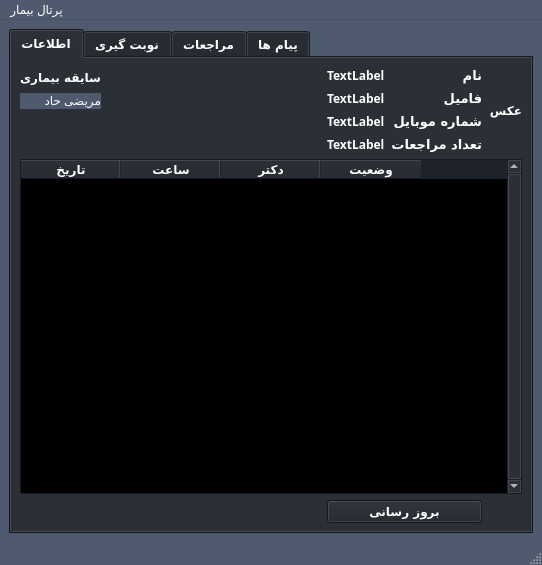
elsobhano/python_AP_fina, file PatPortal.ui: the form before one commit.
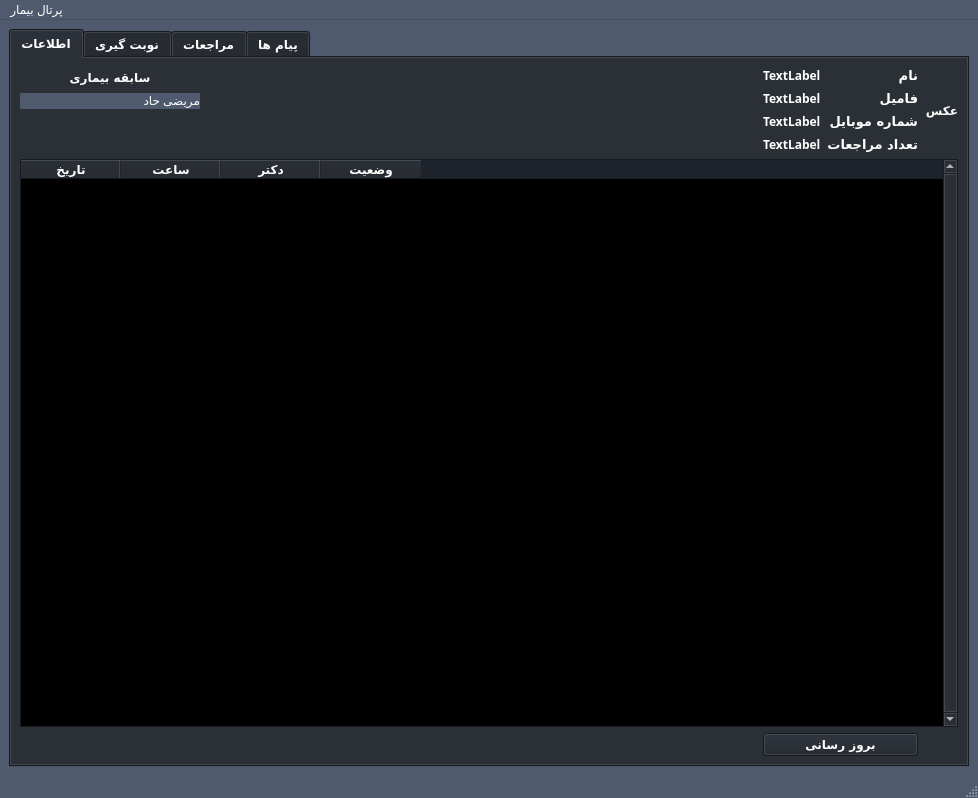
The form after the commit. The open tabs and pages were chosen to show the change.

Commit message: omid change design all the portals

```diff
--- a/PatPortal.ui
+++ b/PatPortal.ui
@@ -6,8 +6,8 @@
    <rect>
     <x>0</x>
     <y>0</y>
-    <width>542</width>
-    <height>565</height>
+    <width>978</width>
+    <height>798</height>
    </rect>
   </property>
   <property name="sizePolicy">
@@ -16,6 +16,12 @@
     <verstretch>0</verstretch>
    </sizepolicy>
   </property>
+  <property name="maximumSize">
+   <size>
+    <width>16777215</width>
+    <height>16777215</height>
+   </size>
+  </property>
   <property name="palette">
    <palette>
     <active>
@@ -154,6 +160,15 @@
        </color>
       </brush>
      </colorrole>
+     <colorrole role="PlaceholderText">
+      <brush brushstyle="NoBrush">
+       <color alpha="128">
+        <red>255</red>
+        <green>255</green>
+        <blue>255</blue>
+       </color>
+      </brush>
+     </colorrole>
     </active>
     <inactive>
      <colorrole role="WindowText">
@@ -291,6 +306,15 @@
        </color>
       </brush>
      </colorrole>
+     <colorrole role="PlaceholderText">
+      <brush brushstyle="NoBrush">
+       <color alpha="128">
+        <red>255</red>
+        <green>255</green>
+        <blue>255</blue>
+       </color>
+      </brush>
+     </colorrole>
     </inactive>
     <disabled>
      <colorrole role="WindowText">
@@ -428,6 +452,15 @@
        </color>
       </brush>
      </colorrole>
+     <colorrole role="PlaceholderText">
+      <brush brushstyle="NoBrush">
+       <color alpha="128">
+        <red>255</red>
+        <green>255</green>
+        <blue>255</blue>
+       </color>
+      </brush>
+     </colorrole>
     </disabled>
    </palette>
   </property>
@@ -576,6 +609,15 @@
            </color>
           </brush>
          </colorrole>
+         <colorrole role="PlaceholderText">
+          <brush brushstyle="NoBrush">
+           <color alpha="128">
+            <red>255</red>
+            <green>255</green>
+            <blue>255</blue>
+           </color>
+          </brush>
+         </colorrole>
         </active>
         <inactive>
          <colorrole role="WindowText">
@@ -713,6 +755,15 @@
            </color>
           </brush>
          </colorrole>
+         <colorrole role="PlaceholderText">
+          <brush brushstyle="NoBrush">
+           <color alpha="128">
+            <red>255</red>
+            <green>255</green>
+            <blue>255</blue>
+           </color>
+          </brush>
+         </colorrole>
         </inactive>
         <disabled>
          <colorrole role="WindowText">
@@ -850,6 +901,15 @@
            </color>
           </brush>
          </colorrole>
+         <colorrole role="PlaceholderText">
+          <brush brushstyle="NoBrush">
+           <color alpha="128">
+            <red>255</red>
+            <green>255</green>
+            <blue>255</blue>
+           </color>
+          </brush>
+         </colorrole>
         </disabled>
        </palette>
       </property>
@@ -865,7 +925,7 @@
        <string notr="true"/>
       </property>
       <property name="currentIndex">
-       <number>3</number>
+       <number>0</number>
       </property>
       <widget class="QWidget" name="tab">
        <attribute name="title">
@@ -874,6 +934,19 @@
        <layout class="QVBoxLayout" name="verticalLayout_3">
         <item>
          <layout class="QGridLayout" name="gridLayout_2">
+          <item row="0" column="1">
+           <spacer name="horizontalSpacer_3">
+            <property name="orientation">
+             <enum>Qt::Horizontal</enum>
+            </property>
+            <property name="sizeHint" stdset="0">
+             <size>
+              <width>40</width>
+              <height>20</height>
+             </size>
+            </property>
+           </spacer>
+          </item>
           <item row="5" column="4">
            <widget class="QPushButton" name="updateButton">
             <property name="text">
@@ -881,31 +954,466 @@
             </property>
            </widget>
           </item>
-          <item row="0" column="3">
-           <spacer name="horizontalSpacer">
-            <property name="orientation">
-             <enum>Qt::Horizontal</enum>
+          <item row="1" column="0">
+           <widget class="QLabel" name="resumelabel">
+            <property name="sizePolicy">
+             <sizepolicy hsizetype="Expanding" vsizetype="Preferred">
+              <horstretch>0</horstretch>
+              <verstretch>0</verstretch>
+             </sizepolicy>
             </property>
-            <property name="sizeHint" stdset="0">
-             <size>
-              <width>40</width>
-              <height>20</height>
-             </size>
+            <property name="palette">
+             <palette>
+              <active>
+               <colorrole role="WindowText">
+                <brush brushstyle="SolidPattern">
+                 <color alpha="255">
+                  <red>255</red>
+                  <green>255</green>
+                  <blue>255</blue>
+                 </color>
+                </brush>
+               </colorrole>
+               <colorrole role="Button">
+                <brush brushstyle="SolidPattern">
+                 <color alpha="255">
+                  <red>79</red>
+                  <green>90</green>
+                  <blue>111</blue>
+                 </color>
+                </brush>
+               </colorrole>
+               <colorrole role="Light">
+                <brush brushstyle="SolidPattern">
+                 <color alpha="255">
+                  <red>123</red>
+                  <green>141</green>
+                  <blue>174</blue>
+                 </color>
+                </brush>
+               </colorrole>
+               <colorrole role="Midlight">
+                <brush brushstyle="SolidPattern">
+                 <color alpha="255">
+                  <red>102</red>
+                  <green>117</green>
+                  <blue>145</blue>
+                 </color>
+                </brush>
+               </colorrole>
+               <colorrole role="Dark">
+                <brush brushstyle="SolidPattern">
+                 <color alpha="255">
+                  <red>41</red>
+                  <green>47</green>
+                  <blue>58</blue>
+                 </color>
+                </brush>
+               </colorrole>
+               <colorrole role="Mid">
+                <brush brushstyle="SolidPattern">
+                 <color alpha="255">
+                  <red>55</red>
+                  <green>63</green>
+                  <blue>77</blue>
+                 </color>
+                </brush>
+               </colorrole>
+               <colorrole role="Text">
+                <brush brushstyle="SolidPattern">
+                 <color alpha="255">
+                  <red>255</red>
+                  <green>255</green>
+                  <blue>255</blue>
+                 </color>
+                </brush>
+               </colorrole>
+               <colorrole role="BrightText">
+                <brush brushstyle="SolidPattern">
+                 <color alpha="255">
+                  <red>255</red>
+                  <green>255</green>
+                  <blue>255</blue>
+                 </color>
+                </brush>
+               </colorrole>
+               <colorrole role="ButtonText">
+                <brush brushstyle="SolidPattern">
+                 <color alpha="255">
+                  <red>255</red>
+                  <green>255</green>
+                  <blue>255</blue>
+                 </color>
+                </brush>
+               </colorrole>
+               <colorrole role="Base">
+                <brush brushstyle="SolidPattern">
+                 <color alpha="255">
+                  <red>79</red>
+                  <green>90</green>
+                  <blue>111</blue>
+                 </color>
+                </brush>
+               </colorrole>
+               <colorrole role="Window">
+                <brush brushstyle="SolidPattern">
+                 <color alpha="255">
+                  <red>79</red>
+                  <green>90</green>
+                  <blue>111</blue>
+                 </color>
+                </brush>
+               </colorrole>
+               <colorrole role="Shadow">
+                <brush brushstyle="SolidPattern">
+                 <color alpha="255">
+                  <red>0</red>
+                  <green>0</green>
+                  <blue>0</blue>
+                 </color>
+                </brush>
+               </colorrole>
+               <colorrole role="AlternateBase">
+                <brush brushstyle="SolidPattern">
+                 <color alpha="255">
+                  <red>41</red>
+                  <green>47</green>
+                  <blue>58</blue>
+                 </color>
+                </brush>
+               </colorrole>
+               <colorrole role="ToolTipBase">
+                <brush brushstyle="SolidPattern">
+                 <color alpha="255">
+                  <red>255</red>
+                  <green>255</green>
+                  <blue>220</blue>
+                 </color>
+                </brush>
+               </colorrole>
+               <colorrole role="ToolTipText">
+                <brush brushstyle="SolidPattern">
+                 <color alpha="255">
+                  <red>0</red>
+                  <green>0</green>
+                  <blue>0</blue>
+                 </color>
+                </brush>
+               </colorrole>
+               <colorrole role="PlaceholderText">
+                <brush brushstyle="NoBrush">
+                 <color alpha="128">
+                  <red>255</red>
+                  <green>255</green>
+                  <blue>255</blue>
+                 </color>
+                </brush>
+               </colorrole>
+              </active>
+              <inactive>
+               <colorrole role="WindowText">
+                <brush brushstyle="SolidPattern">
+                 <color alpha="255">
+                  <red>255</red>
+                  <green>255</green>
+                  <blue>255</blue>
+                 </color>
+                </brush>
+               </colorrole>
+               <colorrole role="Button">
+                <brush brushstyle="SolidPattern">
+                 <color alpha="255">
+                  <red>79</red>
+                  <green>90</green>
+                  <blue>111</blue>
+                 </color>
+                </brush>
+               </colorrole>
+               <colorrole role="Light">
+                <brush brushstyle="SolidPattern">
+                 <color alpha="255">
+                  <red>123</red>
+                  <green>141</green>
+                  <blue>174</blue>
+                 </color>
+                </brush>
+               </colorrole>
+               <colorrole role="Midlight">
+                <brush brushstyle="SolidPattern">
+                 <color alpha="255">
+                  <red>102</red>
+                  <green>117</green>
+                  <blue>145</blue>
+                 </color>
+                </brush>
+               </colorrole>
+               <colorrole role="Dark">
+                <brush brushstyle="SolidPattern">
+                 <color alpha="255">
+                  <red>41</red>
+                  <green>47</green>
+                  <blue>58</blue>
+                 </color>
+                </brush>
+               </colorrole>
+               <colorrole role="Mid">
+                <brush brushstyle="SolidPattern">
+                 <color alpha="255">
+                  <red>55</red>
+                  <green>63</green>
+                  <blue>77</blue>
+                 </color>
+                </brush>
+               </colorrole>
+               <colorrole role="Text">
+                <brush brushstyle="SolidPattern">
+                 <color alpha="255">
+                  <red>255</red>
+                  <green>255</green>
+                  <blue>255</blue>
+                 </color>
+                </brush>
+               </colorrole>
+               <colorrole role="BrightText">
+                <brush brushstyle="SolidPattern">
+                 <color alpha="255">
+                  <red>255</red>
+                  <green>255</green>
+                  <blue>255</blue>
+                 </color>
+                </brush>
+               </colorrole>
+               <colorrole role="ButtonText">
+                <brush brushstyle="SolidPattern">
+                 <color alpha="255">
+                  <red>255</red>
+                  <green>255</green>
+                  <blue>255</blue>
+                 </color>
+                </brush>
+               </colorrole>
+               <colorrole role="Base">
+                <brush brushstyle="SolidPattern">
+                 <color alpha="255">
+                  <red>79</red>
+                  <green>90</green>
+                  <blue>111</blue>
+                 </color>
+                </brush>
+               </colorrole>
+               <colorrole role="Window">
+                <brush brushstyle="SolidPattern">
+                 <color alpha="255">
+                  <red>79</red>
+                  <green>90</green>
+                  <blue>111</blue>
+                 </color>
+                </brush>
+               </colorrole>
+               <colorrole role="Shadow">
+                <brush brushstyle="SolidPattern">
+                 <color alpha="255">
+                  <red>0</red>
+                  <green>0</green>
+                  <blue>0</blue>
+                 </color>
+                </brush>
+               </colorrole>
+               <colorrole role="AlternateBase">
+                <brush brushstyle="SolidPattern">
+                 <color alpha="255">
+                  <red>41</red>
+                  <green>47</green>
+                  <blue>58</blue>
+                 </color>
+                </brush>
+               </colorrole>
+               <colorrole role="ToolTipBase">
+                <brush brushstyle="SolidPattern">
+                 <color alpha="255">
+                  <red>255</red>
+                  <green>255</green>
+                  <blue>220</blue>
+                 </color>
+                </brush>
+               </colorrole>
+               <colorrole role="ToolTipText">
+                <brush brushstyle="SolidPattern">
+                 <color alpha="255">
+                  <red>0</red>
+                  <green>0</green>
+                  <blue>0</blue>
+                 </color>
+                </brush>
+               </colorrole>
+               <colorrole role="PlaceholderText">
+                <brush brushstyle="NoBrush">
+                 <color alpha="128">
+                  <red>255</red>
+                  <green>255</green>
+                  <blue>255</blue>
+                 </color>
+                </brush>
+               </colorrole>
+              </inactive>
+              <disabled>
+               <colorrole role="WindowText">
+                <brush brushstyle="SolidPattern">
+                 <color alpha="255">
+                  <red>41</red>
+                  <green>47</green>
+                  <blue>58</blue>
+                 </color>
+                </brush>
+               </colorrole>
+               <colorrole role="Button">
+                <brush brushstyle="SolidPattern">
+                 <color alpha="255">
+                  <red>79</red>
+                  <green>90</green>
+                  <blue>111</blue>
+                 </color>
+                </brush>
+               </colorrole>
+               <colorrole role="Light">
+                <brush brushstyle="SolidPattern">
+                 <color alpha="255">
+                  <red>123</red>
+                  <green>141</green>
+                  <blue>174</blue>
+                 </color>
+                </brush>
+               </colorrole>
+               <colorrole role="Midlight">
+                <brush brushstyle="SolidPattern">
+                 <color alpha="255">
+                  <red>102</red>
+                  <green>117</green>
+                  <blue>145</blue>
+                 </color>
+                </brush>
+               </colorrole>
+               <colorrole role="Dark">
+                <brush brushstyle="SolidPattern">
+                 <color alpha="255">
+                  <red>41</red>
+                  <green>47</green>
+                  <blue>58</blue>
+                 </color>
+                </brush>
+               </colorrole>
+               <colorrole role="Mid">
+                <brush brushstyle="SolidPattern">
+                 <color alpha="255">
+                  <red>55</red>
+                  <green>63</green>
+                  <blue>77</blue>
+                 </color>
+                </brush>
+               </colorrole>
+               <colorrole role="Text">
+                <brush brushstyle="SolidPattern">
+                 <color alpha="255">
+                  <red>41</red>
+                  <green>47</green>
+                  <blue>58</blue>
+                 </color>
+                </brush>
+               </colorrole>
+               <colorrole role="BrightText">
+                <brush brushstyle="SolidPattern">
+                 <color alpha="255">
+                  <red>255</red>
+                  <green>255</green>
+                  <blue>255</blue>
+                 </color>
+                </brush>
+               </colorrole>
+               <colorrole role="ButtonText">
+                <brush brushstyle="SolidPattern">
+                 <color alpha="255">
+                  <red>41</red>
+                  <green>47</green>
+                  <blue>58</blue>
+                 </color>
+                </brush>
+               </colorrole>
+               <colorrole role="Base">
+                <brush brushstyle="SolidPattern">
+                 <color alpha="255">
+                  <red>79</red>
+                  <green>90</green>
+                  <blue>111</blue>
+                 </color>
+                </brush>
+               </colorrole>
+               <colorrole role="Window">
+                <brush brushstyle="SolidPattern">
+                 <color alpha="255">
+                  <red>79</red>
+                  <green>90</green>
+                  <blue>111</blue>
+                 </color>
+                </brush>
+               </colorrole>
+               <colorrole role="Shadow">
+                <brush brushstyle="SolidPattern">
+                 <color alpha="255">
+                  <red>0</red>
+                  <green>0</green>
+                  <blue>0</blue>
+                 </color>
+                </brush>
+               </colorrole>
+               <colorrole role="AlternateBase">
+                <brush brushstyle="SolidPattern">
+                 <color alpha="255">
+                  <red>82</red>
+                  <green>94</green>
+                  <blue>116</blue>
+                 </color>
+                </brush>
+               </colorrole>
+               <colorrole role="ToolTipBase">
+                <brush brushstyle="SolidPattern">
+                 <color alpha="255">
+                  <red>255</red>
+                  <green>255</green>
+                  <blue>220</blue>
+                 </color>
+                </brush>
+               </colorrole>
+               <colorrole role="ToolTipText">
+                <brush brushstyle="SolidPattern">
+                 <color alpha="255">
+                  <red>0</red>
+                  <green>0</green>
+                  <blue>0</blue>
+                 </color>
+                </brush>
+               </colorrole>
+               <colorrole role="PlaceholderText">
+                <brush brushstyle="NoBrush">
+                 <color alpha="128">
+                  <red>255</red>
+                  <green>255</green>
+                  <blue>255</blue>
+                 </color>
+                </brush>
+               </colorrole>
+              </disabled>
+             </palette>
             </property>
-           </spacer>
-          </item>
-          <item row="0" column="2">
-           <spacer name="horizontalSpacer_2">
-            <property name="orientation">
-             <enum>Qt::Horizontal</enum>
+            <property name="styleSheet">
+             <string notr="true">background-color: rgb(79, 90, 111);</string>
             </property>
-            <property name="sizeHint" stdset="0">
-             <size>
-              <width>40</width>
-              <height>20</height>
-             </size>
+            <property name="text">
+             <string>مریضی حاد</string>
             </property>
-           </spacer>
+            <property name="alignment">
+             <set>Qt::AlignLeading|Qt::AlignLeft|Qt::AlignTop</set>
+            </property>
+           </widget>
           </item>
           <item row="0" column="0">
            <widget class="QLabel" name="label_8">
@@ -918,7 +1426,7 @@
              </font>
             </property>
             <property name="text">
-             <string>سایقه بیماری</string>
+             <string>سابقه بیماری</string>
             </property>
             <property name="alignment">
              <set>Qt::AlignCenter</set>
@@ -1033,8 +1541,52 @@
             </item>
            </layout>
           </item>
+          <item row="0" column="3">
+           <spacer name="horizontalSpacer">
+            <property name="orientation">
+             <enum>Qt::Horizontal</enum>
+            </property>
+            <property name="sizeHint" stdset="0">
+             <size>
+              <width>40</width>
+              <height>20</height>
+             </size>
+            </property>
+           </spacer>
+          </item>
+          <item row="0" column="2">
+           <spacer name="horizontalSpacer_2">
+            <property name="orientation">
+             <enum>Qt::Horizontal</enum>
+            </property>
+            <property name="sizeHint" stdset="0">
+             <size>
+              <width>40</width>
+              <height>20</height>
+             </size>
+            </property>
+           </spacer>
+          </item>
           <item row="0" column="5" rowspan="4">
            <widget class="QLabel" name="piclabel">
+            <property name="sizePolicy">
+             <sizepolicy hsizetype="Fixed" vsizetype="Fixed">
+              <horstretch>0</horstretch>
+              <verstretch>0</verstretch>
+             </sizepolicy>
+            </property>
+            <property name="minimumSize">
+             <size>
+              <width>0</width>
+              <height>0</height>
+             </size>
+            </property>
+            <property name="maximumSize">
+             <size>
+              <width>400</width>
+              <height>400</height>
+             </size>
+            </property>
             <property name="text">
              <string>عکس</string>
             </property>
@@ -1081,453 +1633,6 @@
             </column>
            </widget>
           </item>
-          <item row="0" column="1">
-           <spacer name="horizontalSpacer_3">
-            <property name="orientation">
-             <enum>Qt::Horizontal</enum>
-            </property>
-            <property name="sizeHint" stdset="0">
-             <size>
-              <width>40</width>
-              <height>20</height>
-             </size>
-            </property>
-           </spacer>
-          </item>
-          <item row="1" column="0">
-           <widget class="QLabel" name="resumelabel">
-            <property name="sizePolicy">
-             <sizepolicy hsizetype="Expanding" vsizetype="Preferred">
-              <horstretch>0</horstretch>
-              <verstretch>0</verstretch>
-             </sizepolicy>
-            </property>
-            <property name="palette">
-             <palette>
-              <active>
-               <colorrole role="WindowText">
-                <brush brushstyle="SolidPattern">
-                 <color alpha="255">
-                  <red>255</red>
-                  <green>255</green>
-                  <blue>255</blue>
-                 </color>
-                </brush>
-               </colorrole>
-               <colorrole role="Button">
-                <brush brushstyle="SolidPattern">
-                 <color alpha="255">
-                  <red>79</red>
-                  <green>90</green>
-                  <blue>111</blue>
-                 </color>
-                </brush>
-               </colorrole>
-               <colorrole role="Light">
-                <brush brushstyle="SolidPattern">
-                 <color alpha="255">
-                  <red>123</red>
-                  <green>141</green>
-                  <blue>174</blue>
-                 </color>
-                </brush>
-               </colorrole>
-               <colorrole role="Midlight">
-                <brush brushstyle="SolidPattern">
-                 <color alpha="255">
-                  <red>102</red>
-                  <green>117</green>
-                  <blue>145</blue>
-                 </color>
-                </brush>
-               </colorrole>
-               <colorrole role="Dark">
-                <brush brushstyle="SolidPattern">
-                 <color alpha="255">
-                  <red>41</red>
-                  <green>47</green>
-                  <blue>58</blue>
-                 </color>
-                </brush>
-               </colorrole>
-               <colorrole role="Mid">
-                <brush brushstyle="SolidPattern">
-                 <color alpha="255">
-                  <red>55</red>
-                  <green>63</green>
-                  <blue>77</blue>
-                 </color>
-                </brush>
-               </colorrole>
-               <colorrole role="Text">
-                <brush brushstyle="SolidPattern">
-                 <color alpha="255">
-                  <red>255</red>
-                  <green>255</green>
-                  <blue>255</blue>
-                 </color>
-                </brush>
-               </colorrole>
-               <colorrole role="BrightText">
-                <brush brushstyle="SolidPattern">
-                 <color alpha="255">
-                  <red>255</red>
-                  <green>255</green>
-                  <blue>255</blue>
-                 </color>
-                </brush>
-               </colorrole>
-               <colorrole role="ButtonText">
-                <brush brushstyle="SolidPattern">
-                 <color alpha="255">
-                  <red>255</red>
-                  <green>255</green>
-                  <blue>255</blue>
-                 </color>
-                </brush>
-               </colorrole>
-               <colorrole role="Base">
-                <brush brushstyle="SolidPattern">
-                 <color alpha="255">
-                  <red>79</red>
-                  <green>90</green>
-                  <blue>111</blue>
-                 </color>
-                </brush>
-               </colorrole>
-               <colorrole role="Window">
-                <brush brushstyle="SolidPattern">
-                 <color alpha="255">
-                  <red>79</red>
-                  <green>90</green>
-                  <blue>111</blue>
-                 </color>
-                </brush>
-               </colorrole>
-               <colorrole role="Shadow">
-                <brush brushstyle="SolidPattern">
-                 <color alpha="255">
-                  <red>0</red>
-                  <green>0</green>
-                  <blue>0</blue>
-                 </color>
-                </brush>
-               </colorrole>
-               <colorrole role="AlternateBase">
-                <brush brushstyle="SolidPattern">
-                 <color alpha="255">
-                  <red>41</red>
-                  <green>47</green>
-                  <blue>58</blue>
-                 </color>
-                </brush>
-               </colorrole>
-               <colorrole role="ToolTipBase">
-                <brush brushstyle="SolidPattern">
-                 <color alpha="255">
-                  <red>255</red>
-                  <green>255</green>
-                  <blue>220</blue>
-                 </color>
-                </brush>
-               </colorrole>
-               <colorrole role="ToolTipText">
-                <brush brushstyle="SolidPattern">
-                 <color alpha="255">
-                  <red>0</red>
-                  <green>0</green>
-                  <blue>0</blue>
-                 </color>
-                </brush>
-               </colorrole>
-              </active>
-              <inactive>
-               <colorrole role="WindowText">
-                <brush brushstyle="SolidPattern">
-                 <color alpha="255">
-                  <red>255</red>
-                  <green>255</green>
-                  <blue>255</blue>
-                 </color>
-                </brush>
-               </colorrole>
-               <colorrole role="Button">
-                <brush brushstyle="SolidPattern">
-                 <color alpha="255">
-                  <red>79</red>
-                  <green>90</green>
-                  <blue>111</blue>
-                 </color>
-                </brush>
-               </colorrole>
-               <colorrole role="Light">
-                <brush brushstyle="SolidPattern">
-                 <color alpha="255">
-                  <red>123</red>
-                  <green>141</green>
-                  <blue>174</blue>
-                 </color>
-                </brush>
-               </colorrole>
-               <colorrole role="Midlight">
-                <brush brushstyle="SolidPattern">
-                 <color alpha="255">
-                  <red>102</red>
-                  <green>117</green>
-                  <blue>145</blue>
-                 </color>
-                </brush>
-               </colorrole>
-               <colorrole role="Dark">
-                <brush brushstyle="SolidPattern">
-                 <color alpha="255">
-                  <red>41</red>
-                  <green>47</green>
-                  <blue>58</blue>
-                 </color>
-                </brush>
-               </colorrole>
-               <colorrole role="Mid">
-                <brush brushstyle="SolidPattern">
-                 <color alpha="255">
-                  <red>55</red>
-                  <green>63</green>
-                  <blue>77</blue>
-                 </color>
-                </brush>
-               </colorrole>
-               <colorrole role="Text">
-                <brush brushstyle="SolidPattern">
-                 <color alpha="255">
-                  <red>255</red>
-                  <green>255</green>
-                  <blue>255</blue>
-                 </color>
-                </brush>
-               </colorrole>
-               <colorrole role="BrightText">
-                <brush brushstyle="SolidPattern">
-                 <color alpha="255">
-                  <red>255</red>
-                  <green>255</green>
-                  <blue>255</blue>
-                 </color>
-                </brush>
-               </colorrole>
-               <colorrole role="ButtonText">
-                <brush brushstyle="SolidPattern">
-                 <color alpha="255">
-                  <red>255</red>
-                  <green>255</green>
-                  <blue>255</blue>
-                 </color>
-                </brush>
-               </colorrole>
-               <colorrole role="Base">
-                <brush brushstyle="SolidPattern">
-                 <color alpha="255">
-                  <red>79</red>
-                  <green>90</green>
-                  <blue>111</blue>
-                 </color>
-                </brush>
-               </colorrole>
-               <colorrole role="Window">
-                <brush brushstyle="SolidPattern">
-                 <color alpha="255">
-                  <red>79</red>
-                  <green>90</green>
-                  <blue>111</blue>
-                 </color>
-                </brush>
-               </colorrole>
-               <colorrole role="Shadow">
-                <brush brushstyle="SolidPattern">
-                 <color alpha="255">
-                  <red>0</red>
-                  <green>0</green>
-                  <blue>0</blue>
-                 </color>
-                </brush>
-               </colorrole>
-               <colorrole role="AlternateBase">
-                <brush brushstyle="SolidPattern">
-                 <color alpha="255">
-                  <red>41</red>
-                  <green>47</green>
-                  <blue>58</blue>
-                 </color>
-                </brush>
-               </colorrole>
-               <colorrole role="ToolTipBase">
-                <brush brushstyle="SolidPattern">
-                 <color alpha="255">
-                  <red>255</red>
-                  <green>255</green>
-                  <blue>220</blue>
-                 </color>
-                </brush>
-               </colorrole>
-               <colorrole role="ToolTipText">
-                <brush brushstyle="SolidPattern">
-                 <color alpha="255">
-                  <red>0</red>
-                  <green>0</green>
-                  <blue>0</blue>
-                 </color>
-                </brush>
-               </colorrole>
-              </inactive>
-              <disabled>
-               <colorrole role="WindowText">
-                <brush brushstyle="SolidPattern">
-                 <color alpha="255">
-                  <red>41</red>
-                  <green>47</green>
-                  <blue>58</blue>
-                 </color>
-                </brush>
-               </colorrole>
-               <colorrole role="Button">
-                <brush brushstyle="SolidPattern">
-                 <color alpha="255">
-                  <red>79</red>
-                  <green>90</green>
-                  <blue>111</blue>
-                 </color>
-                </brush>
-               </colorrole>
-               <colorrole role="Light">
-                <brush brushstyle="SolidPattern">
-                 <color alpha="255">
-                  <red>123</red>
-                  <green>141</green>
-                  <blue>174</blue>
-                 </color>
-                </brush>
-               </colorrole>
-               <colorrole role="Midlight">
-                <brush brushstyle="SolidPattern">
-                 <color alpha="255">
-                  <red>102</red>
-                  <green>117</green>
-                  <blue>145</blue>
-                 </color>
-                </brush>
-               </colorrole>
-               <colorrole role="Dark">
-                <brush brushstyle="SolidPattern">
-                 <color alpha="255">
-                  <red>41</red>
-                  <green>47</green>
-                  <blue>58</blue>
-                 </color>
-                </brush>
-               </colorrole>
-               <colorrole role="Mid">
-                <brush brushstyle="SolidPattern">
-                 <color alpha="255">
-                  <red>55</red>
-                  <green>63</green>
-                  <blue>77</blue>
-                 </color>
-                </brush>
-               </colorrole>
-               <colorrole role="Text">
-                <brush brushstyle="SolidPattern">
-                 <color alpha="255">
-                  <red>41</red>
-                  <green>47</green>
-                  <blue>58</blue>
-                 </color>
-                </brush>
-               </colorrole>
-               <colorrole role="BrightText">
-                <brush brushstyle="SolidPattern">
-                 <color alpha="255">
-                  <red>255</red>
-                  <green>255</green>
-                  <blue>255</blue>
-                 </color>
-                </brush>
-               </colorrole>
-               <colorrole role="ButtonText">
-                <brush brushstyle="SolidPattern">
-                 <color alpha="255">
-                  <red>41</red>
-                  <green>47</green>
-                  <blue>58</blue>
-                 </color>
-                </brush>
-               </colorrole>
-               <colorrole role="Base">
-                <brush brushstyle="SolidPattern">
-                 <color alpha="255">
-                  <red>79</red>
-                  <green>90</green>
-                  <blue>111</blue>
-                 </color>
-                </brush>
-               </colorrole>
-               <colorrole role="Window">
-                <brush brushstyle="SolidPattern">
-                 <color alpha="255">
-                  <red>79</red>
-                  <green>90</green>
-                  <blue>111</blue>
-                 </color>
-                </brush>
-               </colorrole>
-               <colorrole role="Shadow">
-                <brush brushstyle="SolidPattern">
-                 <color alpha="255">
-                  <red>0</red>
-                  <green>0</green>
-                  <blue>0</blue>
-                 </color>
-                </brush>
-               </colorrole>
-               <colorrole role="AlternateBase">
-                <brush brushstyle="SolidPattern">
-                 <color alpha="255">
-                  <red>82</red>
-                  <green>94</green>
-                  <blue>116</blue>
-                 </color>
-                </brush>
-               </colorrole>
-               <colorrole role="ToolTipBase">
-                <brush brushstyle="SolidPattern">
-                 <color alpha="255">
-                  <red>255</red>
-                  <green>255</green>
-                  <blue>220</blue>
-                 </color>
-                </brush>
-               </colorrole>
-               <colorrole role="ToolTipText">
-                <brush brushstyle="SolidPattern">
-                 <color alpha="255">
-                  <red>0</red>
-                  <green>0</green>
-                  <blue>0</blue>
-                 </color>
-                </brush>
-               </colorrole>
-              </disabled>
-             </palette>
-            </property>
-            <property name="styleSheet">
-             <string notr="true">background-color: rgb(79, 90, 111);</string>
-            </property>
-            <property name="text">
-             <string>مریضی حاد</string>
-            </property>
-            <property name="alignment">
-             <set>Qt::AlignLeading|Qt::AlignLeft|Qt::AlignTop</set>
-            </property>
-           </widget>
-          </item>
          </layout>
         </item>
        </layout>
@@ -1883,8 +1988,8 @@
             <rect>
              <x>0</x>
              <y>0</y>
-             <width>498</width>
-             <height>452</height>
+             <width>1020</width>
+             <height>692</height>
             </rect>
            </property>
            <layout class="QGridLayout" name="gridLayout">
@@ -1901,34 +2006,30 @@
        <attribute name="title">
         <string>پیام ها</string>
        </attribute>
-       <widget class="QScrollArea" name="scrollArea_2">
-        <property name="geometry">
-         <rect>
-          <x>10</x>
-          <y>10</y>
-          <width>491</width>
-          <height>441</height>
-         </rect>
-        </property>
-        <property name="widgetResizable">
-         <bool>true</bool>
-        </property>
-        <widget class="QWidget" name="scrollAreaWidgetContents_2">
-         <property name="geometry">
-          <rect>
-           <x>0</x>
-           <y>0</y>
-           <width>489</width>
-           <height>439</height>
-          </rect>
-         </property>
-         <layout class="QGridLayout" name="gridLayout_4">
-          <item row="0" column="0">
-           <layout class="QGridLayout" name="grid2"/>
-          </item>
-         </layout>
-        </widget>
-       </widget>
+       <layout class="QVBoxLayout" name="verticalLayout_6">
+        <item>
+         <widget class="QScrollArea" name="scrollArea_2">
+          <property name="widgetResizable">
+           <bool>true</bool>
+          </property>
+          <widget class="QWidget" name="scrollAreaWidgetContents_2">
+           <property name="geometry">
+            <rect>
+             <x>0</x>
+             <y>0</y>
+             <width>1020</width>
+             <height>692</height>
+            </rect>
+           </property>
+           <layout class="QGridLayout" name="gridLayout_4">
+            <item row="0" column="0">
+             <layout class="QGridLayout" name="grid2"/>
+            </item>
+           </layout>
+          </widget>
+         </widget>
+        </item>
+       </layout>
       </widget>
      </widget>
     </item>
@@ -1939,8 +2040,8 @@
     <rect>
      <x>0</x>
      <y>0</y>
-     <width>542</width>
-     <height>21</height>
+     <width>978</width>
+     <height>26</height>
     </rect>
    </property>
    <widget class="QMenu" name="menuPatient_Profile">
```
The commit also changes 7 other files.
